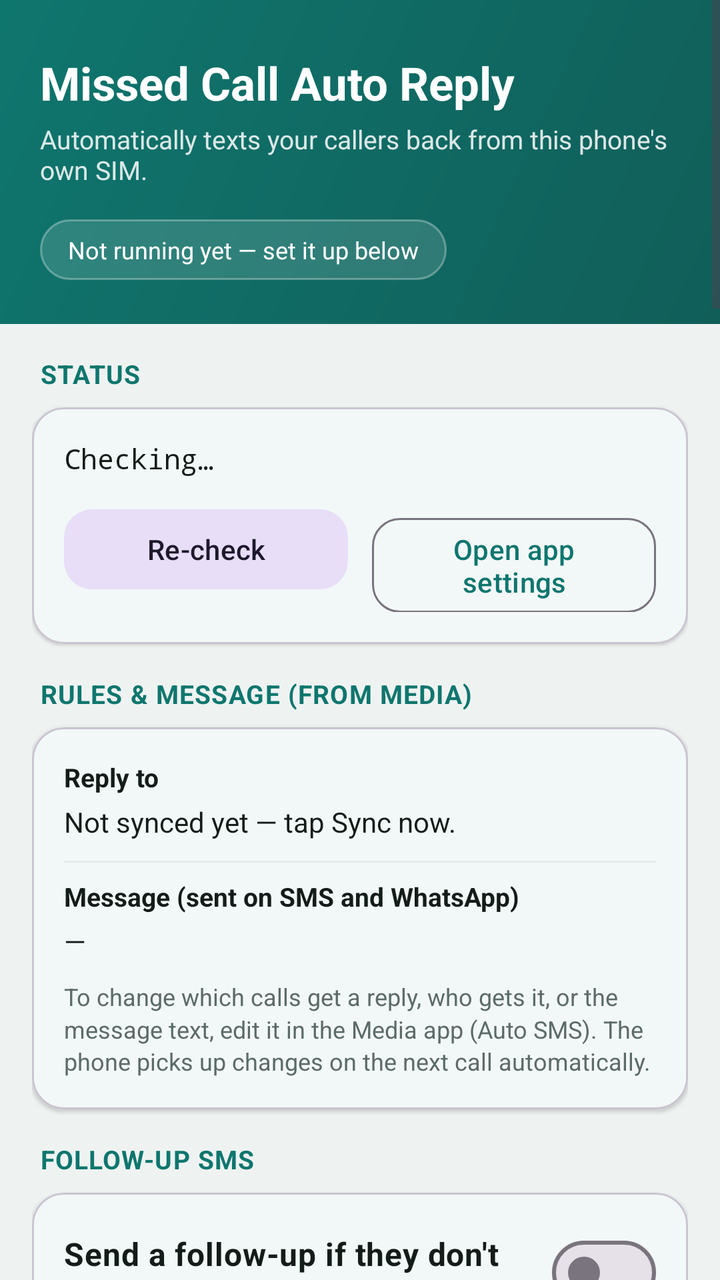
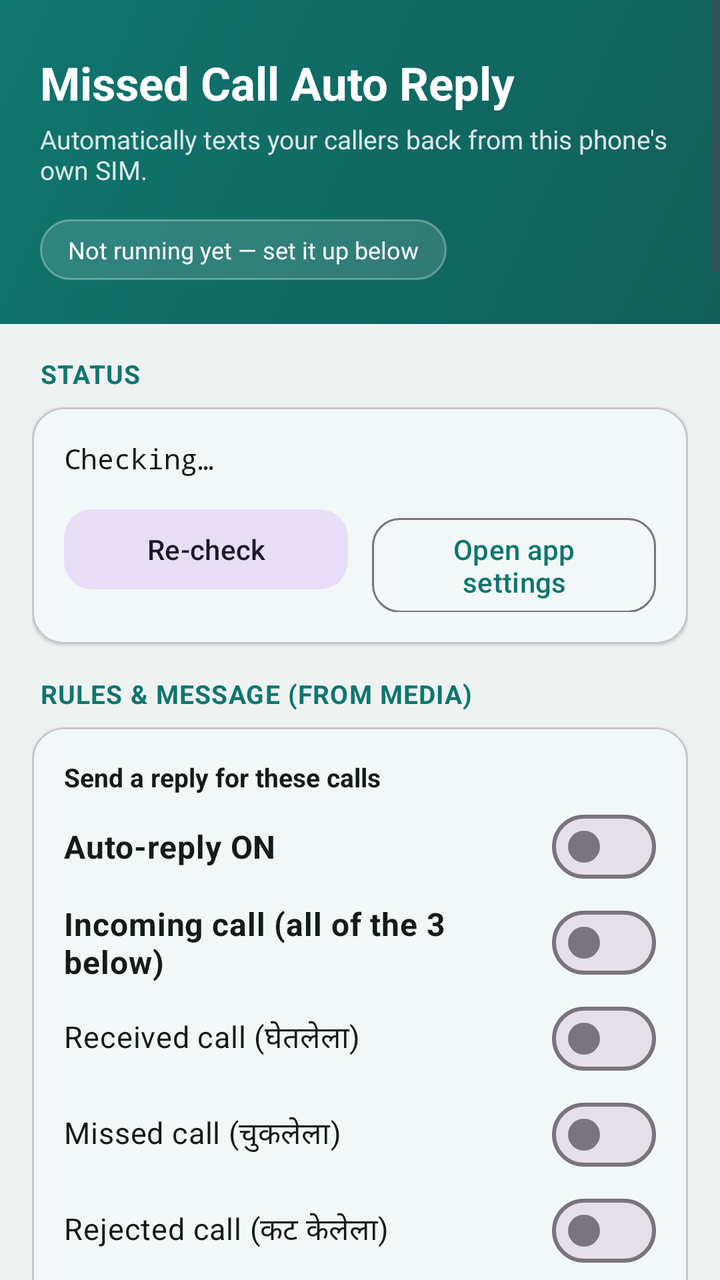

Compare the two renders of this Android layout. The source of the first and the diff that turns it into the second are given below.
<!-- AndroidManifest.xml: application theme Theme.MissedCallAutoReply -->
<!-- res/layout/activity_main.xml -->
<?xml version="1.0" encoding="utf-8"?>
<ScrollView xmlns:android="http://schemas.android.com/apk/res/android"
    xmlns:app="http://schemas.android.com/apk/res-auto"
    android:layout_width="match_parent"
    android:layout_height="match_parent"
    android:fillViewport="true"
    android:background="@color/app_bg">

    <LinearLayout
        android:orientation="vertical"
        android:layout_width="match_parent"
        android:layout_height="wrap_content">

        
        <LinearLayout
            android:orientation="vertical"
            android:layout_width="match_parent"
            android:layout_height="wrap_content"
            android:background="@drawable/header_gradient"
            android:paddingStart="20dp"
            android:paddingEnd="20dp"
            android:paddingTop="26dp"
            android:paddingBottom="22dp">

            <TextView
                android:layout_width="wrap_content"
                android:layout_height="wrap_content"
                android:text="Missed Call Auto Reply"
                android:textColor="@color/white"
                android:textSize="23sp"
                android:textStyle="bold" />

            <TextView
                android:layout_width="match_parent"
                android:layout_height="wrap_content"
                android:layout_marginTop="4dp"
                android:text="Automatically texts your callers back from this phone's own SIM."
                android:textColor="@color/white"
                android:alpha="0.85"
                android:textSize="13sp" />

            <TextView
                android:id="@+id/tvStatus"
                android:layout_width="wrap_content"
                android:layout_height="wrap_content"
                android:layout_marginTop="16dp"
                android:background="@drawable/status_pill_bg"
                android:paddingStart="14dp"
                android:paddingEnd="14dp"
                android:paddingTop="7dp"
                android:paddingBottom="7dp"
                android:text="Not running yet — set it up below"
                android:textColor="@color/white"
                android:textSize="12sp" />
        </LinearLayout>

        
        <LinearLayout
            android:orientation="vertical"
            android:layout_width="match_parent"
            android:layout_height="wrap_content"
            android:padding="16dp">

            
            <TextView style="@style/SectionLabel" android:text="STATUS" />

            <com.google.android.material.card.MaterialCardView
                android:layout_width="match_parent"
                android:layout_height="wrap_content"
                android:layout_marginBottom="16dp"
                app:cardCornerRadius="16dp"
                app:cardElevation="1dp"
                app:cardBackgroundColor="@color/card_bg">

                <LinearLayout
                    android:orientation="vertical"
                    android:layout_width="match_parent"
                    android:layout_height="wrap_content"
                    android:padding="16dp">

                    <TextView
                        android:id="@+id/tvDiag"
                        android:layout_width="match_parent"
                        android:layout_height="wrap_content"
                        android:textSize="14sp"
                        android:textColor="@color/text_primary"
                        android:lineSpacingMultiplier="1.3"
                        android:fontFamily="monospace"
                        android:text="Checking…" />

                    <TextView
                        android:id="@+id/tvDiagHint"
                        android:layout_width="match_parent"
                        android:layout_height="wrap_content"
                        android:layout_marginTop="10dp"
                        android:visibility="gone"
                        android:textSize="12sp"
                        android:textColor="@color/danger"
                        android:lineSpacingMultiplier="1.2"
                        android:text="Some permissions are off, so replies can't send. Tap &quot;Open app settings&quot; → Permissions and allow Phone, Call logs and SMS. On Pixel / Android 13+, first open the ⋮ menu on that screen and choose &quot;Allow restricted settings&quot; — otherwise Call log and SMS stay blocked for sideloaded apps." />

                    <LinearLayout
                        android:orientation="horizontal"
                        android:layout_width="match_parent"
                        android:layout_height="wrap_content"
                        android:layout_marginTop="12dp">

                        <com.google.android.material.button.MaterialButton
                            android:id="@+id/btnRecheck"
                            style="@style/Widget.Material3.Button.TonalButton"
                            android:layout_width="0dp"
                            android:layout_weight="1"
                            android:layout_height="wrap_content"
                            android:layout_marginEnd="6dp"
                            android:text="Re-check"
                            app:cornerRadius="14dp" />

                        <com.google.android.material.button.MaterialButton
                            android:id="@+id/btnAppSettings"
                            style="@style/Widget.Material3.Button.OutlinedButton"
                            android:layout_width="0dp"
                            android:layout_weight="1"
                            android:layout_height="wrap_content"
                            android:layout_marginStart="6dp"
                            android:text="Open app settings"
                            app:cornerRadius="14dp" />
                    </LinearLayout>
                </LinearLayout>
            </com.google.android.material.card.MaterialCardView>

            
            <TextView style="@style/SectionLabel" android:text="RULES &amp; MESSAGE (FROM MEDIA)" />

            <com.google.android.material.card.MaterialCardView
                android:layout_width="match_parent"
                android:layout_height="wrap_content"
                android:layout_marginBottom="16dp"
                app:cardCornerRadius="16dp"
                app:cardElevation="1dp"
                app:cardBackgroundColor="@color/card_bg">

                <LinearLayout
                    android:orientation="vertical"
                    android:layout_width="match_parent"
                    android:layout_height="wrap_content"
                    android:padding="16dp">

                    <TextView style="@style/FieldLabel"
                        android:text="Reply to"
                        android:layout_marginBottom="4dp" />

                    <TextView
                        android:id="@+id/tvRules"
                        android:layout_width="match_parent"
                        android:layout_height="wrap_content"
                        android:text="Not synced yet — tap Sync now."
                        android:textSize="14sp"
                        android:textColor="@color/text_primary"
                        android:lineSpacingMultiplier="1.3" />

                    <View android:layout_width="match_parent" android:layout_height="1dp"
                        android:background="@color/divider"
                        android:layout_marginTop="10dp" android:layout_marginBottom="8dp" />

                    <TextView style="@style/FieldLabel"
                        android:text="Message (sent on SMS and WhatsApp)"
                        android:layout_marginBottom="4dp" />

                    <TextView
                        android:id="@+id/tvMessagePreview"
                        android:layout_width="match_parent"
                        android:layout_height="wrap_content"
                        android:text="—"
                        android:textSize="14sp"
                        android:textColor="@color/text_primary"
                        android:lineSpacingMultiplier="1.3" />

                    <TextView style="@style/HelpText"
                        android:layout_marginTop="10dp"
                        android:text="To change which calls get a reply, who gets it, or the message text, edit it in the Media app (Auto SMS). The phone picks up changes on the next call automatically." />
                </LinearLayout>
            </com.google.android.material.card.MaterialCardView>

            
            <TextView style="@style/SectionLabel" android:text="FOLLOW-UP SMS" />

            <com.google.android.material.card.MaterialCardView
                android:layout_width="match_parent"
                android:layout_height="wrap_content"
                android:layout_marginBottom="16dp"
                app:cardCornerRadius="16dp"
                app:cardElevation="1dp"
                app:cardBackgroundColor="@color/card_bg">

                <LinearLayout
                    android:orientation="vertical"
                    android:layout_width="match_parent"
                    android:layout_height="wrap_content"
                    android:padding="16dp">

                    <com.google.android.material.materialswitch.MaterialSwitch
                        android:id="@+id/swFollowup"
                        android:layout_width="match_parent"
                        android:layout_height="wrap_content"
                        android:minHeight="48dp"
                        android:text="Send a follow-up if they don't call back"
                        android:textSize="16sp"
                        android:textStyle="bold"
                        android:textColor="@color/text_primary" />

                    <TextView style="@style/HelpText"
                        android:text="After the first auto-reply, if that number hasn't called again within the set hours, one more SMS is sent."
                        android:layout_marginBottom="6dp" />

                    <com.google.android.material.textfield.TextInputLayout
                        style="@style/Widget.Material3.TextInputLayout.OutlinedBox"
                        android:layout_width="match_parent"
                        android:layout_height="wrap_content"
                        android:layout_marginTop="10dp"
                        android:hint="Hours to wait (default 12)">
                        <com.google.android.material.textfield.TextInputEditText
                            android:id="@+id/etFollowupHours"
                            android:layout_width="match_parent"
                            android:layout_height="wrap_content"
                            android:inputType="number" />
                    </com.google.android.material.textfield.TextInputLayout>

                </LinearLayout>
            </com.google.android.material.card.MaterialCardView>

            
            <TextView style="@style/SectionLabel" android:text="WHATSAPP (OPTIONAL)" />

            <com.google.android.material.card.MaterialCardView
                android:layout_width="match_parent"
                android:layout_height="wrap_content"
                android:layout_marginBottom="16dp"
                app:cardCornerRadius="16dp"
                app:cardElevation="1dp"
                app:cardBackgroundColor="@color/card_bg">

                <LinearLayout
                    android:orientation="vertical"
                    android:layout_width="match_parent"
                    android:layout_height="wrap_content"
                    android:padding="16dp">

                    <com.google.android.material.materialswitch.MaterialSwitch
                        android:id="@+id/swWhatsapp"
                        android:layout_width="match_parent"
                        android:layout_height="wrap_content"
                        android:minHeight="48dp"
                        android:text="Also send the reply on WhatsApp"
                        android:textSize="16sp"
                        android:textStyle="bold"
                        android:textColor="@color/text_primary" />

                    <TextView style="@style/HelpText"
                        android:text="Sends from this phone's own WhatsApp. For fully automatic sending, turn on the Accessibility service below. If it isn't on, you'll get a one-tap notification instead." />

                    <com.google.android.material.materialswitch.MaterialSwitch
                        android:id="@+id/swWhatsappBusiness"
                        android:layout_width="match_parent"
                        android:layout_height="wrap_content"
                        android:minHeight="48dp"
                        android:layout_marginTop="4dp"
                        android:text="Use the WhatsApp Business app"
                        android:textSize="15sp"
                        android:textColor="@color/text_primary" />


                    <com.google.android.material.button.MaterialButton
                        android:id="@+id/btnWaAccess"
                        style="@style/Widget.Material3.Button.TonalButton"
                        android:layout_width="match_parent"
                        android:layout_height="wrap_content"
                        android:layout_marginTop="12dp"
                        android:text="Turn on automatic sending (Accessibility)"
                        app:cornerRadius="14dp" />

                    <com.google.android.material.button.MaterialButton
                        android:id="@+id/btnWaOverlay"
                        style="@style/Widget.Material3.Button.OutlinedButton"
                        android:layout_width="match_parent"
                        android:layout_height="wrap_content"
                        android:layout_marginTop="8dp"
                        android:text="Allow display over other apps"
                        app:cornerRadius="14dp" />

                    <com.google.android.material.button.MaterialButton
                        android:id="@+id/btnBattery"
                        style="@style/Widget.Material3.Button.OutlinedButton"
                        android:layout_width="match_parent"
                        android:layout_height="wrap_content"
                        android:layout_marginTop="8dp"
                        android:text="Stop battery from killing the app"
                        app:cornerRadius="14dp" />

                    <TextView style="@style/HelpText"
                        android:layout_marginTop="8dp"
                        android:text="Fully automatic WhatsApp needs all three ✔ in STATUS. If the phone is locked when a call ends, the WhatsApp reply waits and sends by itself as soon as you unlock. On Realme / Oppo / Vivo / Xiaomi also: App info → Battery → Allow background activity, and lock this app in Recents." />

                    <TextView
                        android:layout_width="match_parent"
                        android:layout_height="wrap_content"
                        android:layout_marginTop="10dp"
                        android:text="Heads up: automating WhatsApp is against WhatsApp's terms and can get this number restricted or banned, and the Accessibility permission makes Play Protect warn more (some phones, like Pixel, block it). Use a dedicated business number."
                        android:textSize="11sp"
                        android:textColor="@color/danger"
                        android:lineSpacingMultiplier="1.2" />
                </LinearLayout>
            </com.google.android.material.card.MaterialCardView>

            
            <TextView style="@style/SectionLabel" android:text="SIM FOR SENDING" />

            <com.google.android.material.card.MaterialCardView
                android:layout_width="match_parent"
                android:layout_height="wrap_content"
                android:layout_marginBottom="16dp"
                app:cardCornerRadius="16dp"
                app:cardElevation="1dp"
                app:cardBackgroundColor="@color/card_bg">

                <LinearLayout
                    android:orientation="vertical"
                    android:layout_width="match_parent"
                    android:layout_height="wrap_content"
                    android:padding="16dp">

                    <Spinner android:id="@+id/spinnerSim"
                        android:layout_width="match_parent"
                        android:layout_height="wrap_content"
                        android:minHeight="48dp" />

                    <TextView style="@style/HelpText"
                        android:layout_marginTop="6dp"
                        android:text="On a dual-SIM phone, pick the SIM to always send from, instead of the phone's default (which may be the wrong or empty-balance SIM)." />
                </LinearLayout>
            </com.google.android.material.card.MaterialCardView>

            
            <TextView style="@style/SectionLabel" android:text="CONNECTION (DASHBOARD)" />

            <com.google.android.material.card.MaterialCardView
                android:layout_width="match_parent"
                android:layout_height="wrap_content"
                android:layout_marginBottom="16dp"
                app:cardCornerRadius="16dp"
                app:cardElevation="1dp"
                app:cardBackgroundColor="@color/card_bg">

                <LinearLayout
                    android:orientation="vertical"
                    android:layout_width="match_parent"
                    android:layout_height="wrap_content"
                    android:padding="16dp">

                    <com.google.android.material.textfield.TextInputLayout
                        style="@style/Widget.Material3.TextInputLayout.OutlinedBox"
                        android:layout_width="match_parent"
                        android:layout_height="wrap_content"
                        android:hint="App URL">
                        <com.google.android.material.textfield.TextInputEditText
                            android:id="@+id/etBaseUrl"
                            android:layout_width="match_parent"
                            android:layout_height="wrap_content"
                            android:inputType="textUri" />
                    </com.google.android.material.textfield.TextInputLayout>

                    <com.google.android.material.textfield.TextInputLayout
                        style="@style/Widget.Material3.TextInputLayout.OutlinedBox"
                        android:layout_width="match_parent"
                        android:layout_height="wrap_content"
                        android:layout_marginTop="10dp"
                        android:hint="Device ID">
                        <com.google.android.material.textfield.TextInputEditText
                            android:id="@+id/etDeviceId"
                            android:layout_width="match_parent"
                            android:layout_height="wrap_content"
                            android:inputType="text" />
                    </com.google.android.material.textfield.TextInputLayout>

                    <com.google.android.material.textfield.TextInputLayout
                        style="@style/Widget.Material3.TextInputLayout.OutlinedBox"
                        android:layout_width="match_parent"
                        android:layout_height="wrap_content"
                        android:layout_marginTop="10dp"
                        android:hint="Token">
                        <com.google.android.material.textfield.TextInputEditText
                            android:id="@+id/etToken"
                            android:layout_width="match_parent"
                            android:layout_height="wrap_content"
                            android:inputType="text" />
                    </com.google.android.material.textfield.TextInputLayout>

                    <TextView style="@style/HelpText"
                        android:layout_marginTop="8dp"
                        android:text="Used only to pull your saved rules/contacts and to show call &amp; SMS history on your dashboard. The app still works for sending even if this is left blank." />
                </LinearLayout>
            </com.google.android.material.card.MaterialCardView>

            
            <com.google.android.material.button.MaterialButton
                android:id="@+id/btnSave"
                android:layout_width="match_parent"
                android:layout_height="wrap_content"
                android:paddingTop="14dp"
                android:paddingBottom="14dp"
                android:text="Save &amp; Start"
                android:textSize="16sp"
                app:cornerRadius="14dp" />

            <com.google.android.material.button.MaterialButton
                android:id="@+id/btnSync"
                style="@style/Widget.Material3.Button.TonalButton"
                android:layout_width="match_parent"
                android:layout_height="wrap_content"
                android:layout_marginTop="10dp"
                android:text="Sync rules from dashboard"
                app:cornerRadius="14dp" />

            <com.google.android.material.button.MaterialButton
                android:id="@+id/btnStop"
                style="@style/Widget.Material3.Button.OutlinedButton"
                android:layout_width="match_parent"
                android:layout_height="wrap_content"
                android:layout_marginTop="10dp"
                android:text="Stop auto-reply"
                app:cornerRadius="14dp" />

            
            <TextView style="@style/SectionLabel"
                android:layout_marginTop="24dp"
                android:text="TEST SMS" />

            <com.google.android.material.card.MaterialCardView
                android:layout_width="match_parent"
                android:layout_height="wrap_content"
                android:layout_marginBottom="16dp"
                app:cardCornerRadius="16dp"
                app:cardElevation="1dp"
                app:cardBackgroundColor="@color/card_bg">

                <LinearLayout
                    android:orientation="vertical"
                    android:layout_width="match_parent"
                    android:layout_height="wrap_content"
                    android:padding="16dp">

                    <com.google.android.material.textfield.TextInputLayout
                        style="@style/Widget.Material3.TextInputLayout.OutlinedBox"
                        android:layout_width="match_parent"
                        android:layout_height="wrap_content"
                        android:hint="10-digit number to test">
                        <com.google.android.material.textfield.TextInputEditText
                            android:id="@+id/etTestNumber"
                            android:layout_width="match_parent"
                            android:layout_height="wrap_content"
                            android:inputType="phone" />
                    </com.google.android.material.textfield.TextInputLayout>

                    <com.google.android.material.button.MaterialButton
                        android:id="@+id/btnTestSms"
                        style="@style/Widget.Material3.Button.TonalButton"
                        android:layout_width="match_parent"
                        android:layout_height="wrap_content"
                        android:layout_marginTop="10dp"
                        android:text="Send test SMS"
                        app:cornerRadius="14dp" />

                    <com.google.android.material.button.MaterialButton
                        android:id="@+id/btnTestWa"
                        style="@style/Widget.Material3.Button.TonalButton"
                        android:layout_width="match_parent"
                        android:layout_height="wrap_content"
                        android:layout_marginTop="8dp"
                        android:text="Send test WhatsApp (now)"
                        app:cornerRadius="14dp" />

                    <com.google.android.material.button.MaterialButton
                        android:id="@+id/btnTestWaBg"
                        style="@style/Widget.Material3.Button.OutlinedButton"
                        android:layout_width="match_parent"
                        android:layout_height="wrap_content"
                        android:layout_marginTop="8dp"
                        android:text="Test WhatsApp like a real call (10 sec)"
                        app:cornerRadius="14dp" />

                    <TextView style="@style/HelpText"
                        android:layout_marginTop="8dp"
                        android:text="For the 10-sec test: tap it, then press Home and leave the phone unlocked. After 10 seconds WhatsApp should open and send by itself, exactly like after a call. Then open this app — STATUS → 'Last WhatsApp' shows what happened." />

                    <TextView style="@style/HelpText"
                        android:layout_marginTop="8dp"
                        android:text="Confirms this phone can actually send texts, independent of the call rules above." />
                </LinearLayout>
            </com.google.android.material.card.MaterialCardView>

            <TextView
                android:layout_width="match_parent"
                android:layout_height="wrap_content"
                android:layout_marginTop="4dp"
                android:layout_marginBottom="12dp"
                android:paddingStart="4dp"
                android:paddingEnd="4dp"
                android:text="Because this app reads call logs and sends SMS, Android Play Protect may warn when it is installed from outside the Play Store. That is expected. For best results install it on a dedicated business phone."
                android:textSize="11sp"
                android:textColor="@color/text_hint"
                android:lineSpacingMultiplier="1.2" />
        </LinearLayout>
    </LinearLayout>
</ScrollView>
<!-- resources referenced by this layout -->
<resources>
  <color name="app_bg">#EEF3F2</color>
  <color name="card_bg">#FFFFFFFF</color>
  <color name="danger">#B3261E</color>
  <color name="divider">#E3EAE8</color>
  <color name="text_hint">#90A09B</color>
  <color name="text_primary">#131C19</color>
  <color name="white">#FFFFFFFF</color>
  <!-- drawable header_gradient (drawable) -->
  <?xml version="1.0" encoding="utf-8"?>
  <shape xmlns:android="http://schemas.android.com/apk/res/android"
      android:shape="rectangle">
      <gradient
          android:angle="135"
          android:startColor="@color/brand_primary_dark"
          android:endColor="@color/brand_primary" />
  </shape>
  <!-- drawable status_pill_bg (drawable) -->
  <?xml version="1.0" encoding="utf-8"?>
  <shape xmlns:android="http://schemas.android.com/apk/res/android"
      android:shape="rectangle">
      <solid android:color="@color/pill_bg" />
      <corners android:radius="22dp" />
      <stroke android:width="1dp" android:color="@color/pill_stroke" />
  </shape>
  <style name="FieldLabel">
          <item name="android:layout_width">wrap_content</item>
          <item name="android:layout_height">wrap_content</item>
          <item name="android:textStyle">bold</item>
          <item name="android:textSize">13sp</item>
          <item name="android:textColor">@color/text_primary</item>
      </style>
  <style name="HelpText">
          <item name="android:layout_width">match_parent</item>
          <item name="android:layout_height">wrap_content</item>
          <item name="android:textSize">12sp</item>
          <item name="android:textColor">@color/text_secondary</item>
          <item name="android:lineSpacingMultiplier">1.15</item>
      </style>
  <style name="SectionLabel">
          <item name="android:layout_width">wrap_content</item>
          <item name="android:layout_height">wrap_content</item>
          <item name="android:textStyle">bold</item>
          <item name="android:textSize">13sp</item>
          <item name="android:textColor">@color/brand_primary</item>
          <item name="android:letterSpacing">0.03</item>
          <item name="android:layout_marginStart">4dp</item>
          <item name="android:layout_marginBottom">8dp</item>
      </style>
  <style name="Theme.MissedCallAutoReply" parent="Theme.Material3.Light.NoActionBar">
          <item name="colorPrimary">@color/brand_primary</item>
          <item name="colorOnPrimary">@color/white</item>
          <item name="colorPrimaryContainer">@color/brand_primary_container</item>
          <item name="colorOnPrimaryContainer">@color/brand_on_primary_container</item>
          <item name="colorSecondary">@color/brand_primary</item>
          <item name="colorOnSecondary">@color/white</item>
          <item name="colorSurface">@color/card_bg</item>
          <item name="colorOnSurface">@color/text_primary</item>
          <item name="android:colorBackground">@color/app_bg</item>
          <item name="android:statusBarColor">@color/brand_primary_dark</item>
          <item name="android:windowLightStatusBar">false</item>
          <item name="android:forceDarkAllowed" tools:targetApi="q">false</item>
      </style>
  <color name="brand_primary_dark">#115E59</color>
  <color name="brand_primary">#0F766E</color>
  <color name="pill_bg">#22FFFFFF</color>
  <color name="pill_stroke">#4DFFFFFF</color>
  <color name="text_secondary">#5C6B67</color>
  <color name="brand_primary_container">#D3F3EE</color>
  <color name="brand_on_primary_container">#0B3D39</color>
</resources>

<!-- the commit's change to res/layout/activity_main.xml (unified diff, before → after) -->
@@ -146,7 +146,61 @@
                     android:padding="16dp">
 
                     <TextView style="@style/FieldLabel"
-                        android:text="Reply to"
+                        android:text="Send a reply for these calls"
+                        android:layout_marginBottom="2dp" />
+
+                    <com.google.android.material.materialswitch.MaterialSwitch
+                        android:id="@+id/swEnabled"
+                        android:layout_width="match_parent" android:layout_height="wrap_content"
+                        android:minHeight="48dp"
+                        android:text="Auto-reply ON"
+                        android:textSize="16sp" android:textStyle="bold"
+                        android:textColor="@color/text_primary" />
+                    <com.google.android.material.materialswitch.MaterialSwitch
+                        android:id="@+id/swIncomingAll"
+                        android:layout_width="match_parent" android:layout_height="wrap_content"
+                        android:minHeight="48dp"
+                        android:text="Incoming call (all of the 3 below)"
+                        android:textSize="16sp" android:textStyle="bold"
+                        android:textColor="@color/text_primary" />
+                    <com.google.android.material.materialswitch.MaterialSwitch
+                        android:id="@+id/swAnswered"
+                        android:layout_width="match_parent" android:layout_height="wrap_content"
+                        android:minHeight="48dp"
+                        android:text="Received call (घेतलेला)"
+                        android:textSize="15sp"
+                        android:textColor="@color/text_primary" />
+                    <com.google.android.material.materialswitch.MaterialSwitch
+                        android:id="@+id/swMissed"
+                        android:layout_width="match_parent" android:layout_height="wrap_content"
+                        android:minHeight="48dp"
+                        android:text="Missed call (चुकलेला)"
+                        android:textSize="15sp"
+                        android:textColor="@color/text_primary" />
+                    <com.google.android.material.materialswitch.MaterialSwitch
+                        android:id="@+id/swRejected"
+                        android:layout_width="match_parent" android:layout_height="wrap_content"
+                        android:minHeight="48dp"
+                        android:text="Rejected call (कट केलेला)"
+                        android:textSize="15sp"
+                        android:textColor="@color/text_primary" />
+                    <com.google.android.material.materialswitch.MaterialSwitch
+                        android:id="@+id/swOutgoing"
+                        android:layout_width="match_parent" android:layout_height="wrap_content"
+                        android:minHeight="48dp"
+                        android:text="Outgoing call (तुम्ही केलेला)"
+                        android:textSize="15sp"
+                        android:textColor="@color/text_primary" />
+
+                    <TextView style="@style/HelpText"
+                        android:text="These switches are the same as in the Media app — change them here or there, both stay in sync." />
+
+                    <View android:layout_width="match_parent" android:layout_height="1dp"
+                        android:background="@color/divider"
+                        android:layout_marginTop="10dp" android:layout_marginBottom="8dp" />
+
+                    <TextView style="@style/FieldLabel"
+                        android:text="Who gets it / how often"
                         android:layout_marginBottom="4dp" />
 
                     <TextView
@@ -177,7 +231,7 @@
 
                     <TextView style="@style/HelpText"
                         android:layout_marginTop="10dp"
-                        android:text="To change which calls get a reply, who gets it, or the message text, edit it in the Media app (Auto SMS). The phone picks up changes on the next call automatically." />
+                        android:text="The message text, who gets it and how often are set in the Media app (Auto SMS). The phone picks up changes on the next call automatically." />
                 </LinearLayout>
             </com.google.android.material.card.MaterialCardView>
 
